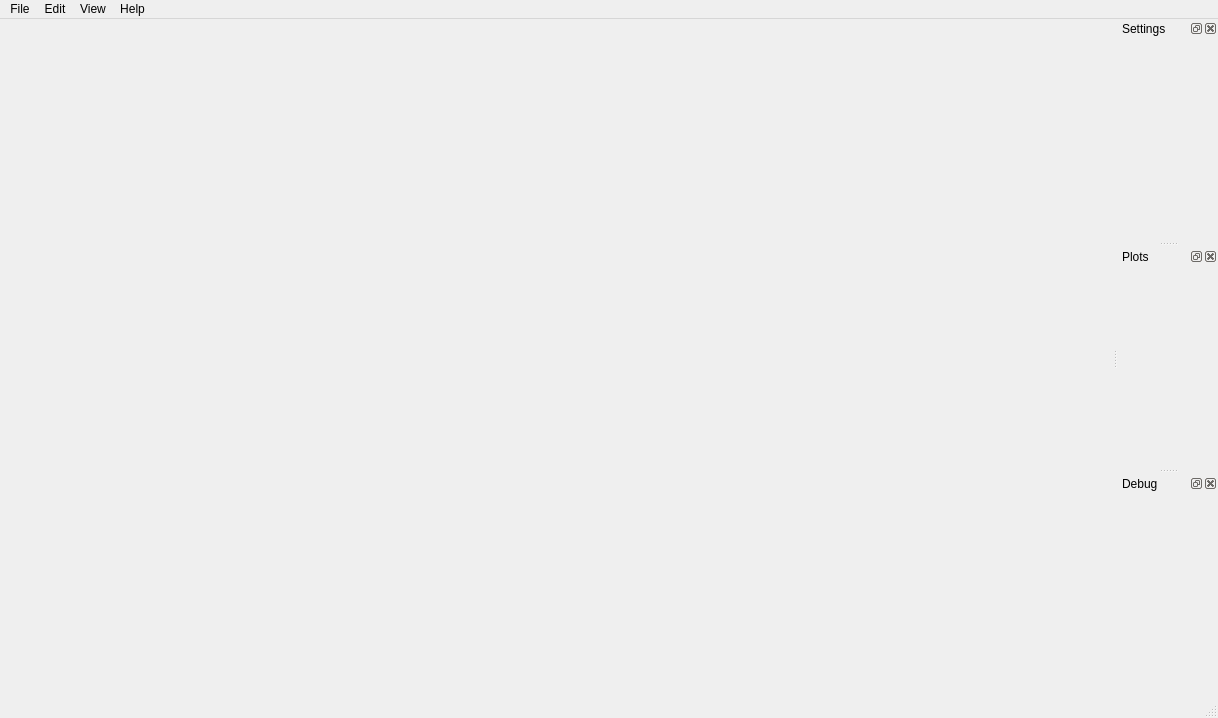
Qt form ui-qt/ui/MainWindow.ui (spirit-code/spirit) before a commit.
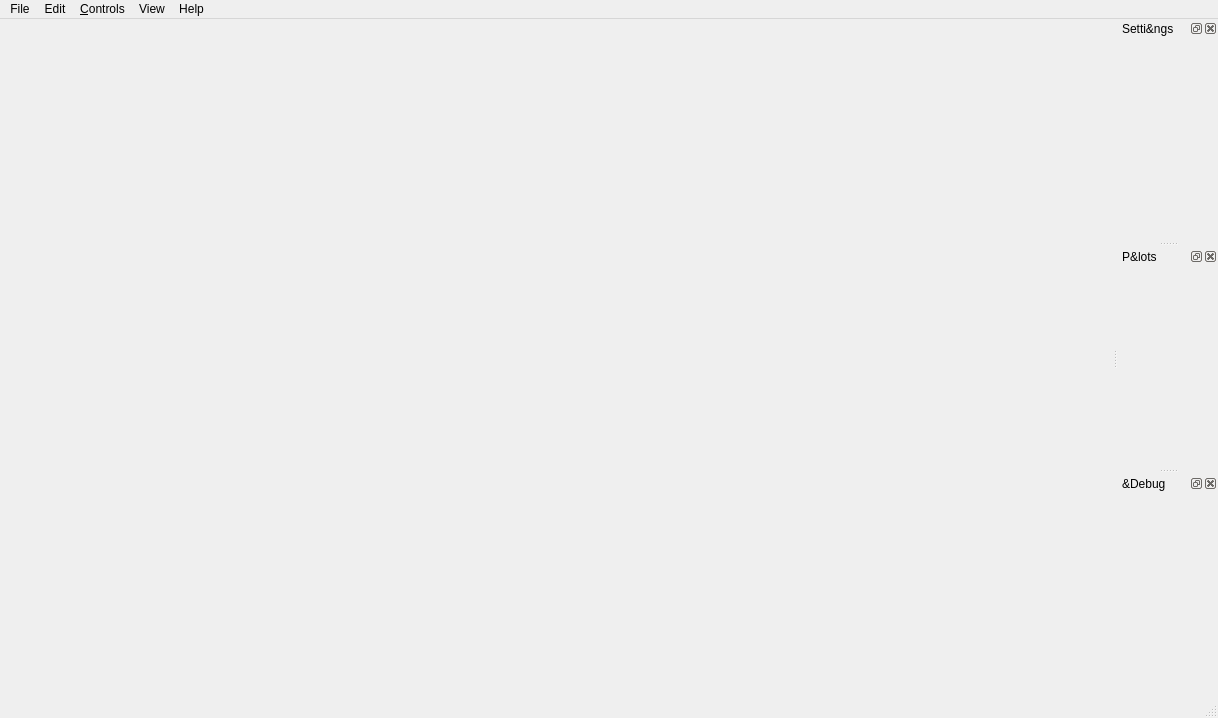
The same form after that commit.

Commit message: UI-QT: fov consistency and camera cycle. This significantly improves toggle of dragging mode. Persistent camera settings now work as expected for FOV. Added menu bar actions for the recently added features.

Patch:
```diff
--- a/ui-qt/ui/MainWindow.ui
+++ b/ui-qt/ui/MainWindow.ui
@@ -83,7 +83,7 @@
      <x>0</x>
      <y>0</y>
      <width>1218</width>
-     <height>22</height>
+     <height>29</height>
     </rect>
    </property>
    <widget class="QMenu" name="menuFile">
@@ -133,9 +133,17 @@
     <addaction name="actionShow_Plots"/>
     <addaction name="actionShow_Debug"/>
     <addaction name="actionToggle_large_visualisation"/>
+    <addaction name="actionToggle_fullscreen_window"/>
+   </widget>
+   <widget class="QMenu" name="menuControls">
+    <property name="title">
+     <string>&amp;Controls</string>
+    </property>
+    <addaction name="actionToggle_Dragging_mode"/>
    </widget>
    <addaction name="menuFile"/>
    <addaction name="menuEdit"/>
+   <addaction name="menuControls"/>
    <addaction name="menuView"/>
    <addaction name="menuHelp"/>
   </widget>
@@ -149,7 +157,7 @@
    <property name="minimumSize">
     <size>
      <width>100</width>
-     <height>46</height>
+     <height>50</height>
     </size>
    </property>
    <property name="maximumSize">
@@ -168,7 +176,7 @@
     <bool>false</bool>
    </property>
    <property name="windowTitle">
-    <string>Settings</string>
+    <string>Setti&amp;ngs</string>
    </property>
    <attribute name="dockWidgetArea">
     <number>2</number>
@@ -187,7 +195,7 @@
    <property name="minimumSize">
     <size>
      <width>100</width>
-     <height>46</height>
+     <height>50</height>
     </size>
    </property>
    <property name="maximumSize">
@@ -203,7 +211,7 @@
     </size>
    </property>
    <property name="windowTitle">
-    <string>Plots</string>
+    <string>P&amp;lots</string>
    </property>
    <attribute name="dockWidgetArea">
     <number>2</number>
@@ -222,7 +230,7 @@
    <property name="minimumSize">
     <size>
      <width>100</width>
-     <height>46</height>
+     <height>50</height>
     </size>
    </property>
    <property name="maximumSize">
@@ -238,7 +246,7 @@
     </size>
    </property>
    <property name="windowTitle">
-    <string>Debug</string>
+    <string>&amp;Debug</string>
    </property>
    <attribute name="dockWidgetArea">
     <number>2</number>
```
Left out of the diff: 57 changed lines with no effect on the pictures. The commit also changes 5 other files.
